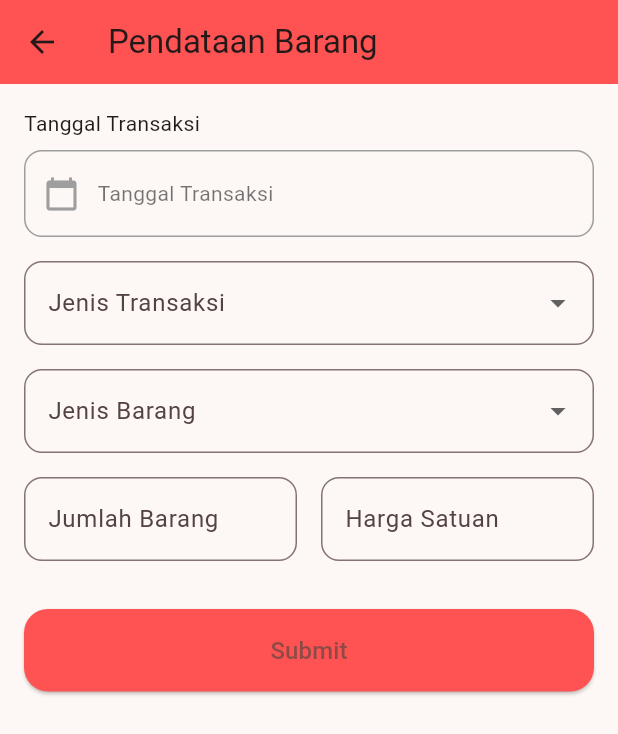
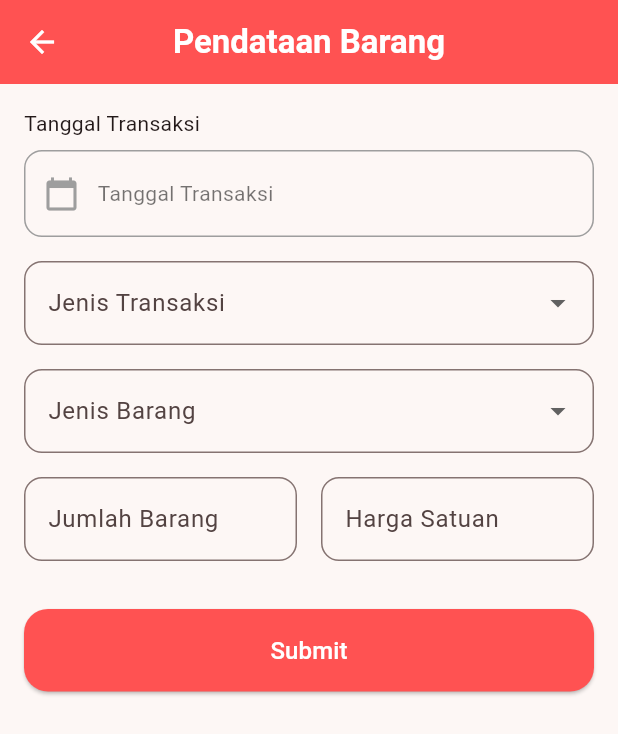
Before and after one commit to zanthegreat18/20220140043_UCP1Flutter, a Flutter app: the PendataanBarangPage screen opened directly, on a phone screen of 412 x 824 dp. Shown: the top 734 px of the screen. Run offline on Flutter 3.47's test engine with Material 3 defaults, Android fonts, the phone set to English and light mode, and no system bars.

Commit message:
penyesuaian tittle pendataan barang

```diff
--- a/ucp1/lib/data_barang_page.dart
+++ b/ucp1/lib/data_barang_page.dart
@@ -62,7 +62,16 @@ class _PendataanBarangPageState extends State<PendataanBarangPage> {
     backgroundColor: const Color(0xFFFDF7F5),
     appBar: AppBar(
       backgroundColor: Colors.redAccent,
-        title: const Text('Pendataan Barang'),
+      centerTitle: true,
+      title: const Text(
+        'Pendataan Barang',
+        style: TextStyle(
+          color: Colors.white,
+          fontSize: 22,
+          fontWeight: FontWeight.bold,
+        ),
+      ),
+      iconTheme: const IconThemeData(color: Colors.white),
     ),
     body: Padding(
       padding: const EdgeInsets.all(16),
@@ -163,7 +172,10 @@ class _PendataanBarangPageState extends State<PendataanBarangPage> {
                   ),
                 ),
                 onPressed: _submitData,
-                  child: const Text('Submit', style: TextStyle(fontSize: 16)),
+                child: const Text(
+                  'Submit',
+                  style: TextStyle(fontSize: 16, color: Colors.white),
+                ),
               ),
             ),
           ],
```
Lines whose indentation alone changed are shown as unchanged.
